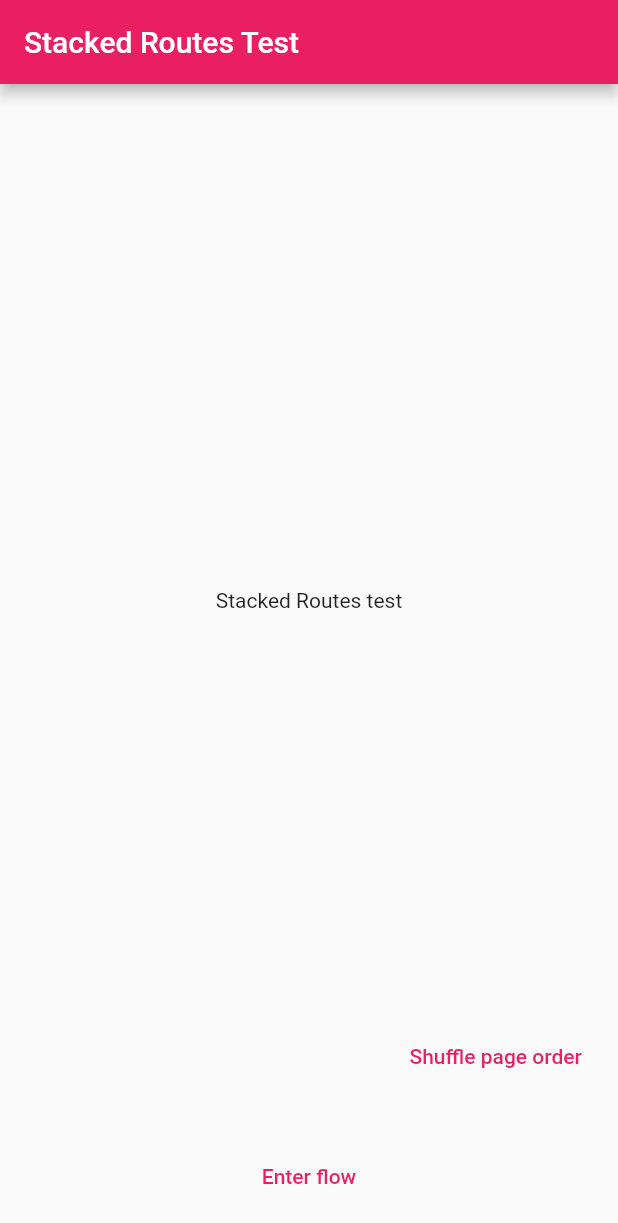
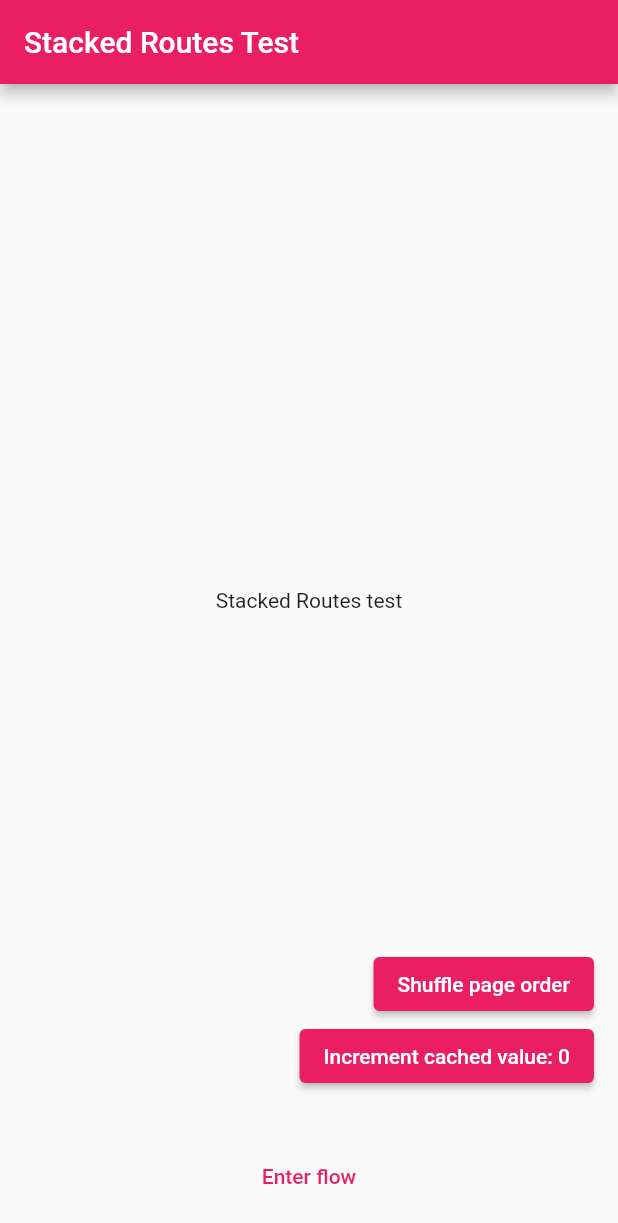
Before and after one commit to Khongchai/dynamic_routes, a Flutter app: the screen it shows after launch, on a phone screen of 412 x 824 dp. Shown: the top 1223 px of the screen. Run offline on Flutter 3.47's test engine with Material 2 defaults, Android fonts, the phone set to English and light mode, and no system bars.

Commit message:
cache value now works

```diff
--- a/example/lib/main.dart
+++ b/example/lib/main.dart
@@ -116,14 +116,32 @@ class _MyHomePageState extends State<MyHomePage> with DynamicRoutesInitiator {
   }
 
   @override
+  void initState() {
+    dynamicRoutesInitiator.setCache(0);
+
+    super.initState();
+  }
+
+  @override
   Widget build(BuildContext context) {
+    final value = dynamicRoutesInitiator.getCache();
     return Scaffold(
-      floatingActionButton: TextButton(
-        child: const Text("Shuffle page order"),
-        onPressed: () {
-          final newWidgets = [..._widgets]..shuffle();
-          _widgets = newWidgets;
-        },
+      floatingActionButton: Column(
+        crossAxisAlignment: CrossAxisAlignment.end,
+        mainAxisSize: MainAxisSize.min,
+        children: [
+          ElevatedButton(
+            child: const Text("Shuffle page order"),
+            onPressed: () {
+              final newWidgets = [..._widgets]..shuffle();
+              _widgets = newWidgets;
+            },
+          ),
+          ElevatedButton(
+              onPressed: () =>
+                  setState(() => dynamicRoutesInitiator.setCache(value + 1)),
+              child: Text("Increment cached value: $value")),
+        ],
       ),
       appBar: AppBar(
         title: Text(widget.title),
--- a/example/lib/pages/mixed_page/sub_page.dart
+++ b/example/lib/pages/mixed_page/sub_page.dart
@@ -22,4 +22,15 @@ class _SubPageState extends State<SubPage>
   String pageTitle() {
     return widget.title;
   }
+
+  @override
+  Widget? floatingActionButton() {
+    int value = dynamicRoutesParticipator.getCache();
+    return FloatingActionButton(
+        child: Text("Increment Cached Value: $value"),
+        onPressed: () {
+          dynamicRoutesParticipator.setCache(value + 1);
+          setState(() {});
+        });
+  }
 }
--- a/example/lib/pages/participator_page.dart
+++ b/example/lib/pages/participator_page.dart
@@ -17,7 +17,14 @@ class _ParticipatorPageState extends State<ParticipatorPage>
     with DynamicRoutesParticipator {
   @override
   Widget build(BuildContext context) {
+    final value = dynamicRoutesParticipator.getCache();
     return Scaffold(
+      floatingActionButton: ElevatedButton(
+          child: Text("Increment Cached Value: $value"),
+          onPressed: () {
+            dynamicRoutesParticipator.setCache(value + 1);
+            setState(() {});
+          }),
       backgroundColor: widget.backgroundColor,
       body: Align(
           child: Text(widget.title, style: const TextStyle(fontSize: 30))),
--- a/lib/dynamic_routes/base_navigators.dart
+++ b/lib/dynamic_routes/base_navigators.dart
@@ -9,7 +9,7 @@ abstract class DynamicRoutesDisposer {
   /// the Initiator widget's state /// is disposed and when the callback is called,
   /// but you are not sure which one should happen first. The fix is to just call
   /// the dispose method in both places (or more).
-  void dispose();
+  void dispose({bool clearCache = true});
 }
 
 abstract class InitiatorNavigator {
```
Also changed, not shown: example/lib/pages/mixed_page/mixed_page.dart (+28 -0 lines), example/lib/pages/page_mixin.dart (+9 -1 lines), lib/dynamic_routes/mixins/initiator.dart (+5 -4 lines), lib/dynamic_routes/scoped_dynamic_routes_manager.dart (+10 -4 lines).
